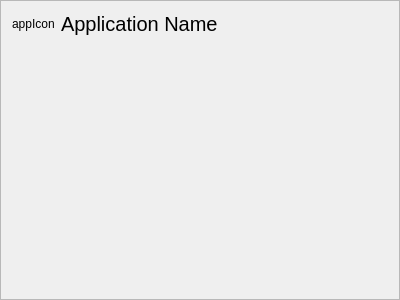
Above: notificationsWidget/notificationappgroup.ui from vicr123/theshell before the change. Below: the same form after it.
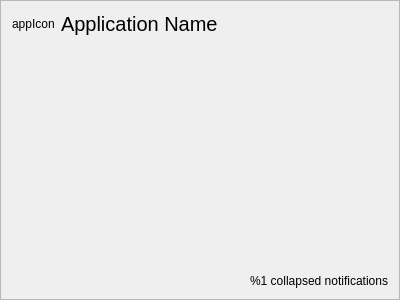
That is the form after the change. Icons and pictures are not drawn. Custom widgets are drawn as their Qt base class.

Commit message: Notification collapsing

The edit to the form file:
```diff
--- a/notificationsWidget/notificationappgroup.ui
+++ b/notificationsWidget/notificationappgroup.ui
@@ -77,6 +77,9 @@
       </sizepolicy>
      </property>
      <layout class="QVBoxLayout" name="verticalLayout_2">
+      <property name="spacing">
+       <number>0</number>
+      </property>
       <property name="leftMargin">
        <number>0</number>
       </property>
@@ -86,8 +89,46 @@
      </layout>
     </widget>
    </item>
+   <item>
+    <widget class="QWidget" name="collapsedFrame" native="true">
+     <layout class="QHBoxLayout" name="horizontalLayout_2">
+      <property name="leftMargin">
+       <number>0</number>
+      </property>
+      <property name="topMargin">
+       <number>0</number>
+      </property>
+      <property name="rightMargin">
+       <number>0</number>
+      </property>
+      <property name="bottomMargin">
+       <number>0</number>
+      </property>
+      <item>
+       <widget class="ClickableLabel" name="collapsedLabel">
+        <property name="text">
+         <string notr="true">%1 collapsed notifications</string>
+        </property>
+        <property name="alignment">
+         <set>Qt::AlignRight|Qt::AlignTrailing|Qt::AlignVCenter</set>
+        </property>
+       </widget>
+      </item>
+     </layout>
+    </widget>
+   </item>
   </layout>
  </widget>
+ <customwidgets>
+  <customwidget>
+   <class>ClickableLabel</class>
+   <extends>QLabel</extends>
+   <header>clickablelabel.h</header>
+   <slots>
+    <signal>clicked()</signal>
+   </slots>
+  </customwidget>
+ </customwidgets>
  <resources/>
  <connections/>
 </ui>
```
Left out of the diff: 16 changed lines with no effect on the pictures. The commit also changes 14 other files.
